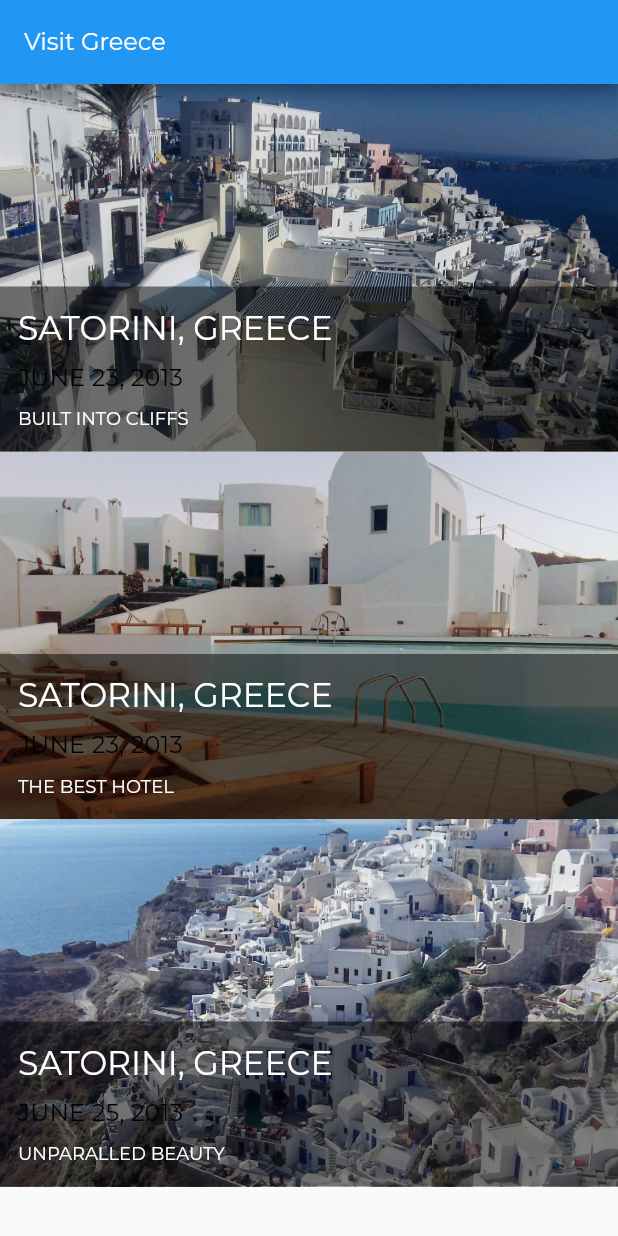
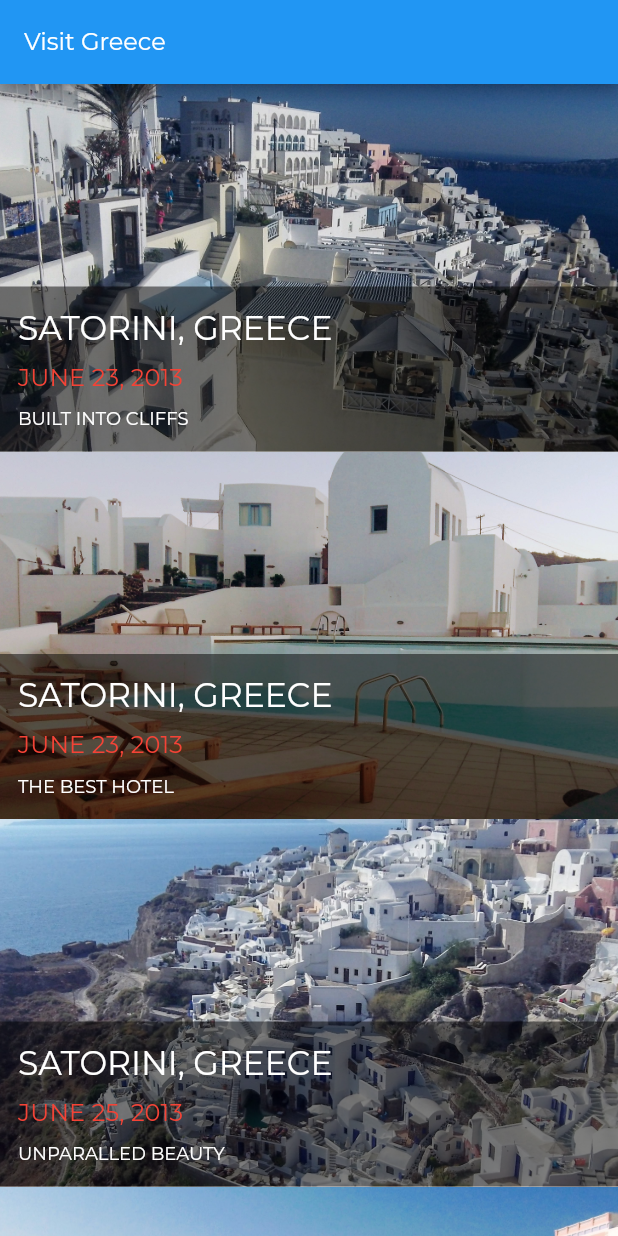
Before and after one commit to demkantor/flutter-tourism, a Flutter app: the screen it shows after launch, on a phone screen of 412 x 824 dp. Run offline on Flutter 3.47's test engine with Material 2 defaults, Android fonts, the phone set to English and light mode, and no system bars.

```diff
--- a/lib/models/location.dart
+++ b/lib/models/location.dart
@@ -59,6 +59,19 @@ class Location {
               'A trip to Santorini with the other half is a dream for anyone who has seen at least one photo of the island’s famous Caldera and exchanging kisses beneath Santorini’s famous sunset is the ultimate romantic experience!'),
         ],
       ),
+      Location(
+        id: 4,
+        name: 'Satorini, Greece',
+        imagePath: 'assets/images/santorini4.jpg',
+        dateTaken: 'June 25, 2013',
+        notes: 'Silent Noise of Bliss',
+        facts: [
+          LocationFact('A different view',
+              'There are more churches than houses on the island, although most of these are very small and private.'),
+          LocationFact('Vineyards galore',
+              'Wine is a major industry here. The hot, dry climate is perfect for growing grapes, and if you like to visit wineries and go wine tasting, you’ll love Santorini. By the way, the vines are grown in coils on the ground, rather than on a trellis like you typically see in many other vineyards around the world. '),
+        ],
+      ),
     ];
   }
 
--- a/lib/style.dart
+++ b/lib/style.dart
@@ -24,7 +24,7 @@ const TitleTextStyle = TextStyle(
   fontFamily: FontNameDefault,
   fontWeight: FontWeight.w300,
   fontSize: LargeTextSize,
-  color: Colors.black,
+  color: TextColorDark,
 );
 
 const Body2TextStyle = TextStyle(
@@ -45,5 +45,5 @@ const Body1TextStyle = TextStyle(
   fontFamily: FontNameDefault,
   fontWeight: FontWeight.w300,
   fontSize: MediumTextSize,
-  color: Colors.black,
+  color: TextColorAccent,
 );
--- a/pubspec.yaml
+++ b/pubspec.yaml
@@ -32,6 +32,9 @@ dependencies:
 dev_dependencies:
   flutter_test:
     sdk: flutter
+  flutter_driver:
+    sdk: flutter
+  test: any
 
 # For information on the generic Dart part of this file, see the
 # following page: https://dart.dev/tools/pub/pubspec
```
Also changed, not shown: test_driver/app.dart (added, +11 -0 lines), test_driver/app_test.dart (added, +45 -0 lines), assets/images/santorini4.jpg (added), pubspec.lock.
